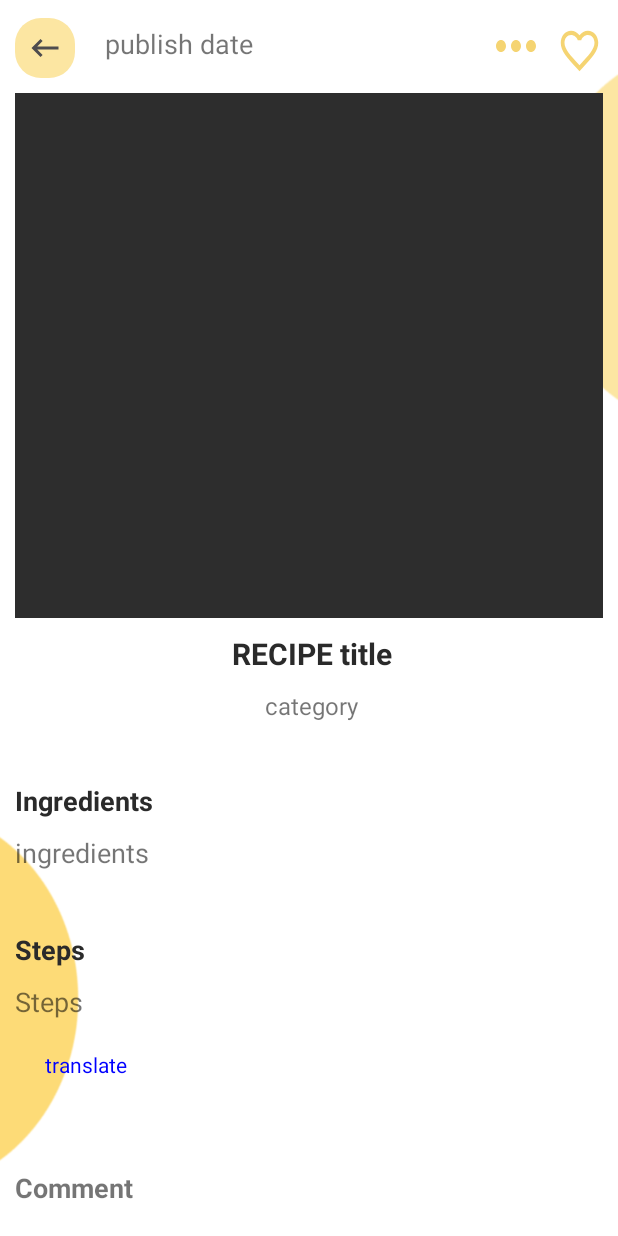
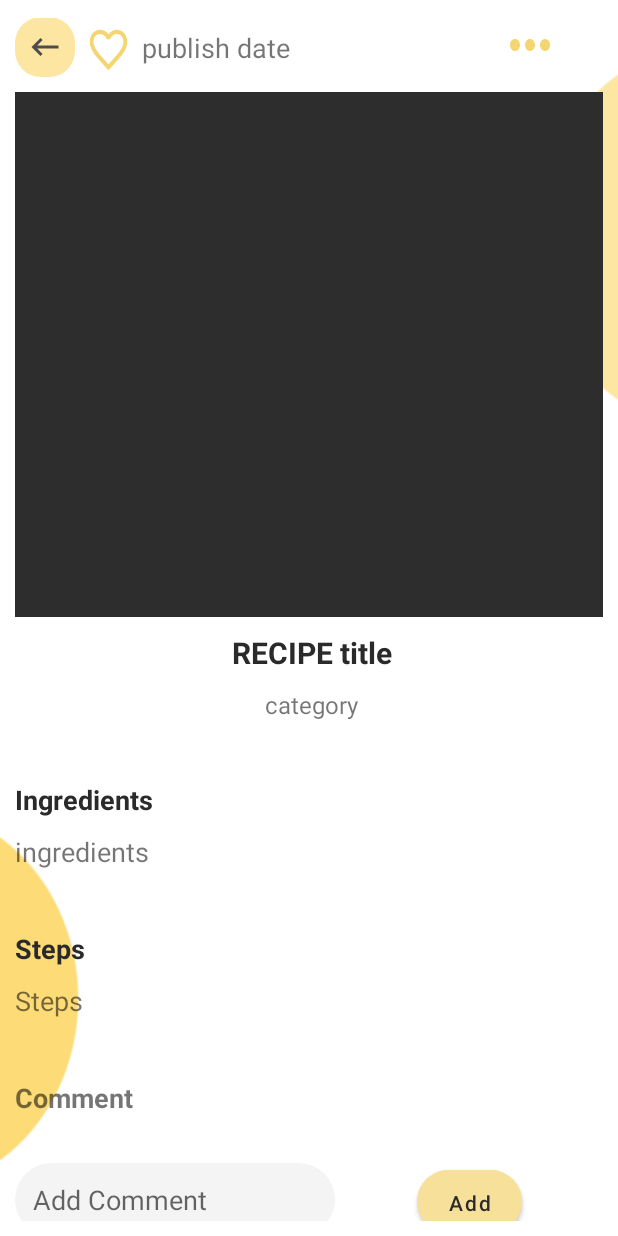
Before and after one commit to weaaaam7/Wasfah_, an Android app: the layout activity_recepe.xml on its own in the app's theme, with its tools: preview values and no code run, on a phone screen of 412 x 824 dp. Run offline under Robolectric (Android 15) with nearby library versions, the phone set to English and light mode, and no system bars; Roboto replaces fonts that are not available here.

Commit message:
fav button

```diff
--- a/app/src/main/res/layout/activity_recepe.xml
+++ b/app/src/main/res/layout/activity_recepe.xml
@@ -20,7 +20,8 @@
             android:layout_width="match_parent"
             android:layout_height="match_parent"
             android:gravity="center"
-            android:orientation="vertical">
+            android:orientation="vertical"
+            android:layout_marginTop="10dp">
 
             <LinearLayout
                 android:layout_width="match_parent"
@@ -40,14 +41,24 @@
                     >
                 </ImageView>
 
+                <Button
+                    android:id="@+id/fav_r"
+                    style="@style/Widget.AppCompat.Button"
+                    android:layout_width="30dp"
+                    android:layout_height="35dp"
+                    android:layout_marginLeft="7dp"
+                    android:background="@drawable/ic_favorite_off"
+                    android:onClick="showPopup"
+                    app:backgroundTint="#F5D472"></Button>
+
                 <TextView
                     android:id="@+id/date"
                     android:layout_width="wrap_content"
                     android:layout_height="wrap_content"
                     android:layout_marginBottom="10dp"
-                    android:layout_marginLeft="20dp"
+                    android:layout_marginLeft="7dp"
                     android:gravity="left"
-                    android:layout_marginTop="-5dp"
+                    android:layout_marginTop="-2dp"
                     android:text="publish date"
                     android:textSize="18sp" />
 
@@ -59,21 +70,10 @@
                     android:background="@drawable/ic_baseline_more_horiz_24"
                     app:backgroundTint="#F5D472"
                     android:layout_marginTop="-5dp"
-                    android:layout_marginLeft="155dp"
+                    android:layout_marginLeft="140dp"
                     android:onClick="showPopup"
 
                     />
-
-                <Button
-                    android:id="@+id/fav_r"
-                    style="@style/Widget.AppCompat.Button"
-                    android:layout_width="30dp"
-                    android:layout_height="35dp"
-                    android:layout_marginLeft="7dp"
-                    android:background="@drawable/ic_favorite_off"
-                    android:onClick="showPopup"
-                    app:backgroundTint="#F5D472"></Button>
-
 
             </LinearLayout>
 
@@ -144,16 +144,6 @@
                 android:text="Steps"
                 android:textSize="18sp"
                 app:drawableTint="#03A9F4" />
-            <TextView
-                android:id="@+id/translateBtn"
-                android:layout_width="match_parent"
-                android:layout_height="wrap_content"
-                android:backgroundTint="#F7E19A"
-                android:padding="20dp"
-                android:visibility="visible"
-                android:text="translate"
-                android:textColor="#0000FF"
-                />
 
             <TextView
                 android:id="@+id/comments_label"
@@ -207,25 +197,11 @@
                     android:text="@string/Add"
                     android:textAllCaps="false"
                     android:textColor="#2B2B2B"
-                    android:layoutDirection="ltr"
                     app:cornerRadius="50dp"
                     app:layout_constraintBottom_toBottomOf="parent"
                     app:layout_constraintEnd_toEndOf="parent"
                     app:layout_constraintStart_toEndOf="@+id/editText"
                     app:layout_constraintTop_toTopOf="parent" />
-
-<!--                <Button-->
-<!--                    android:id="@+id/delButton"-->
-<!--                    style="@style/Widget.AppCompat.Button"-->
-<!--                    android:layout_width="35dp"-->
-<!--                    android:layout_height="54dp"-->
-<!--                    android:supportsRtl="false"-->
-
-<!--                    android:background="@drawable/ic_baseline_delete_24"-->
-<!--                    app:layout_constraintStart_toEndOf="@+id/button"-->
-<!--                    app:backgroundTint="#F5D472"-->
-<!--                    tools:ignore="MissingConstraints"></Button>-->
-
 
 
             </androidx.constraintlayout.widget.ConstraintLayout>
@@ -241,13 +217,22 @@
                     android:layout_width="match_parent"
                     android:layout_height="300dp"
                     android:id="@+id/commentRec"
-                    >
+                    android:background="#f4f4f4">
 
                 </androidx.recyclerview.widget.RecyclerView>
             </androidx.core.widget.NestedScrollView>
 
 
-
+            <Button
+                android:id="@+id/translateBtn"
+                android:layout_width="match_parent"
+                android:layout_height="wrap_content"
+                android:backgroundTint="#F7E19A"
+                android:padding="20dp"
+                android:visibility="visible"
+                android:text="translate"
+                android:textColor="#2B2B2B"
+                app:cornerRadius="50dp" />
 
         </LinearLayout>
 
```
Lines whose indentation alone changed are shown as unchanged.
